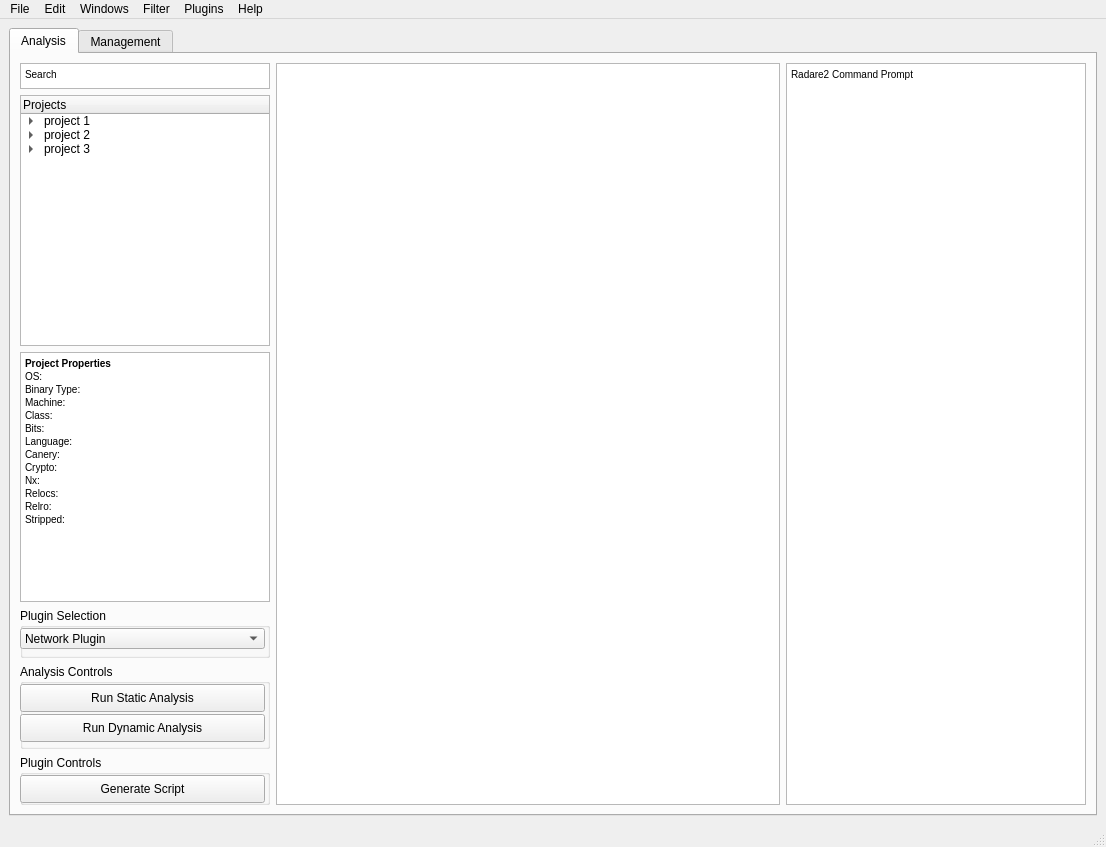
Qt form GUI/BATT5_GUI.ui (adalio0/BATT5) before a commit.
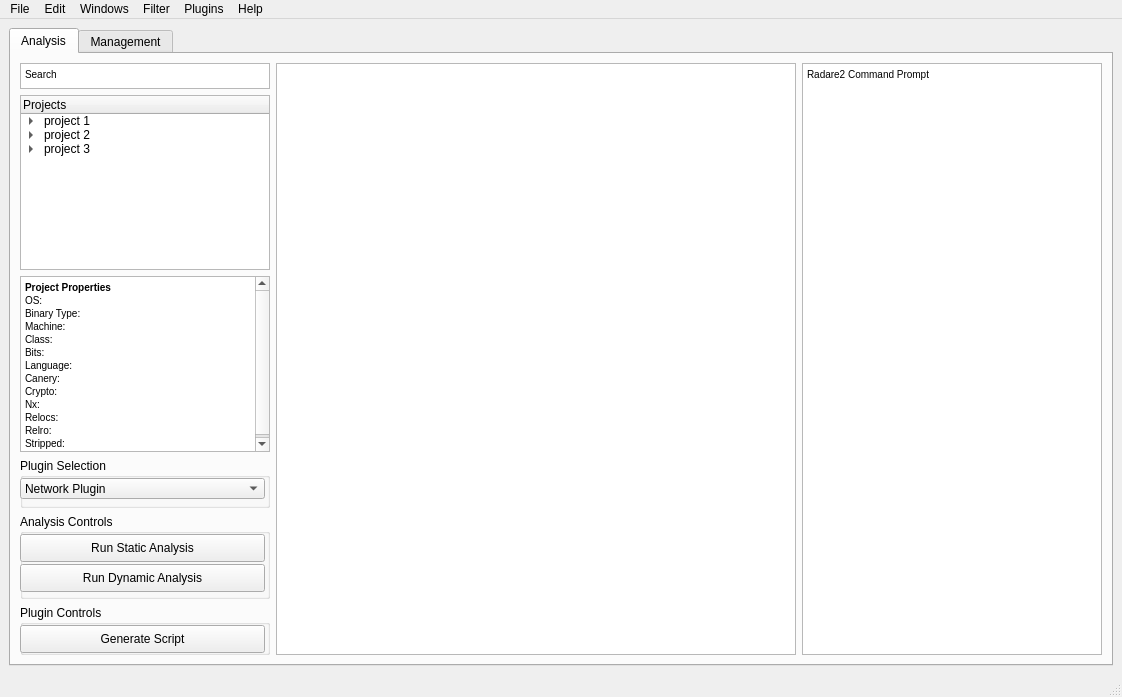
The same form after that commit.

The edit to the form file:
```diff
--- a/GUI/BATT5_GUI.ui
+++ b/GUI/BATT5_GUI.ui
@@ -6,8 +6,8 @@
    <rect>
     <x>0</x>
     <y>0</y>
-    <width>1106</width>
-    <height>847</height>
+    <width>1122</width>
+    <height>697</height>
    </rect>
   </property>
   <property name="windowTitle">
@@ -272,7 +272,14 @@
         <item>
          <layout class="QHBoxLayout" name="horizontalLayout">
           <item>
-           <widget class="QTextEdit" name="textEdit_2"/>
+           <widget class="QTextEdit" name="textEdit_2">
+            <property name="minimumSize">
+             <size>
+              <width>500</width>
+              <height>0</height>
+             </size>
+            </property>
+           </widget>
           </item>
          </layout>
         </item>
@@ -313,7 +320,7 @@
     <rect>
      <x>0</x>
      <y>0</y>
-     <width>1106</width>
+     <width>1122</width>
      <height>26</height>
     </rect>
    </property>
```
